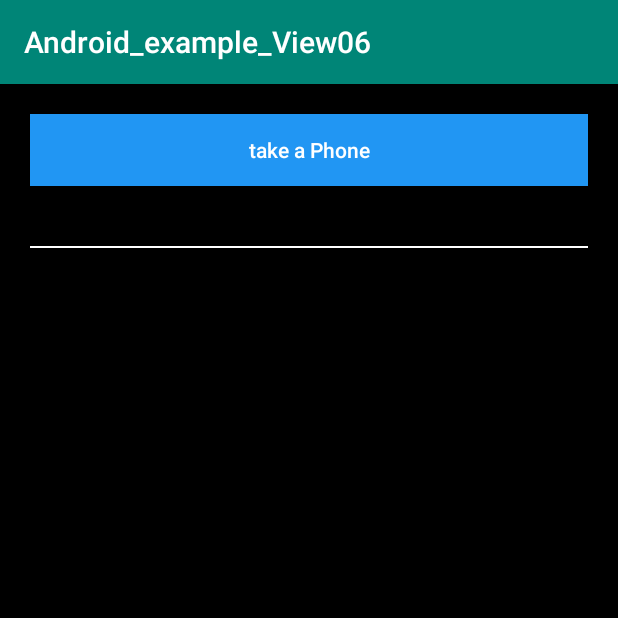
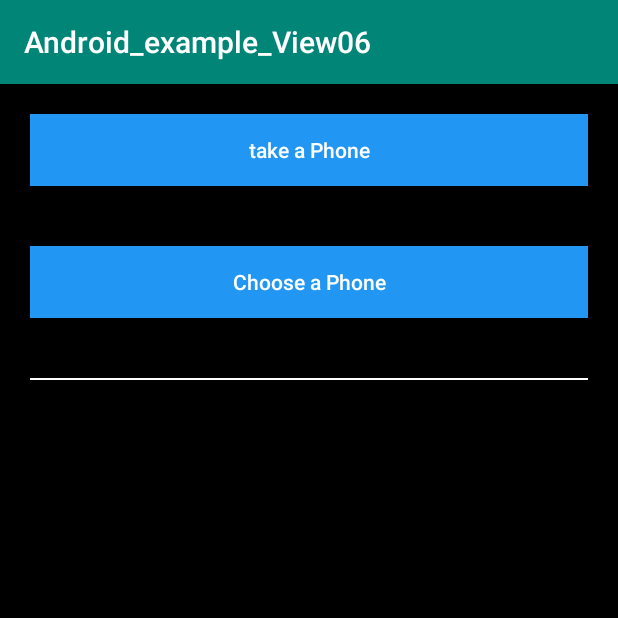
Before and after one commit to Spider-007/Android_example_View06, an Android app: the screen it shows after launch (MainActivity), on a phone screen of 412 x 824 dp, the top half of it. Run offline under Robolectric (Android 15) with nearby library versions, the phone set to English and light mode, and no system bars.

Commit message:
Android_example_view06.'

```diff
--- a/app/src/main/res/layout/activity_main.xml
+++ b/app/src/main/res/layout/activity_main.xml
@@ -9,14 +9,27 @@
 
 
     <Button
+        android:id="@+id/takeBtn"
         android:layout_width="match_parent"
         android:layout_height="wrap_content"
         android:layout_gravity="center"
         android:layout_margin="20dp"
         android:background="@color/blue"
         android:padding="10dp"
-        android:id="@+id/takeBtn"
         android:text="take a Phone"
+        android:textAlignment="center"
+        android:textAllCaps="false"
+        android:textColor="#fff" />
+
+    <Button
+        android:id="@+id/chooseBtn"
+        android:layout_width="match_parent"
+        android:layout_height="wrap_content"
+        android:layout_gravity="center"
+        android:layout_margin="20dp"
+        android:background="@color/blue"
+        android:padding="10dp"
+        android:text="Choose a Phone"
         android:textAlignment="center"
         android:textAllCaps="false"
         android:textColor="#fff" />
```
Also changed, not shown: app/src/main/java/com/example/android_example_view06/MainActivity.java (+98 -3 lines), 1 other file.
